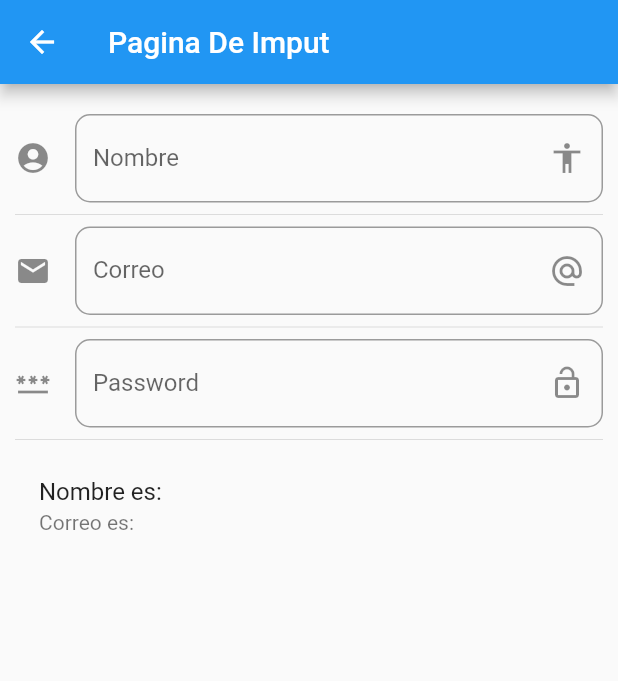
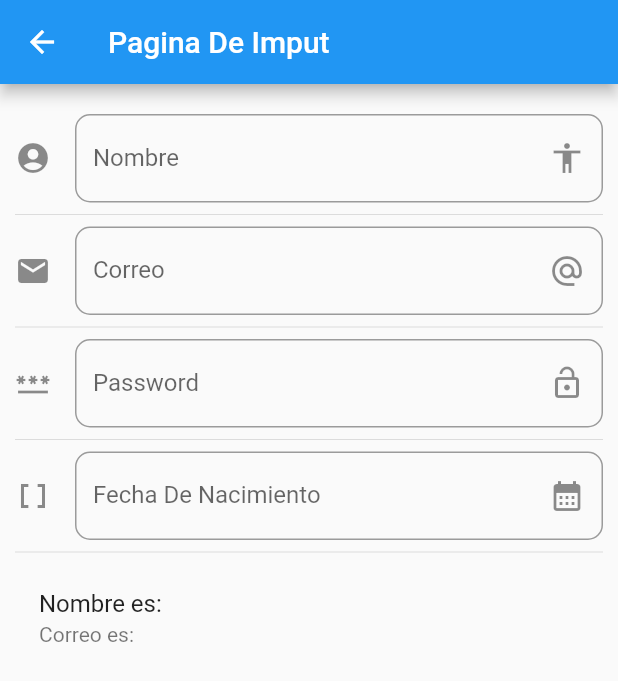
Before and after one commit to Flores45/Flutter, a Flutter app: the ImputPage screen opened by its route, on a phone screen of 412 x 824 dp. Shown: the top 681 px of the screen. Run offline on Flutter 3.47's test engine with Material 2 defaults, Android fonts, the phone set to English and light mode, and no system bars.

Commit message:
DatePicker

```diff
--- a/lib/src/pages/imput_page.dart
+++ b/lib/src/pages/imput_page.dart
@@ -13,6 +13,10 @@ class _ImputPageState extends State<ImputPage> {
   String _Nombre ='';
   String _Email= '';
   String _Password='';
+  String _fecha ='';
+
+  TextEditingController _inputfieldDateController = new TextEditingController();
+
 
 
   @override
@@ -29,6 +33,8 @@ class _ImputPageState extends State<ImputPage> {
           _crearEmail(),
           Divider(),
             _crearPassword(),
+                   Divider(),
+                   _crearFecha(context),
                    Divider(),
              _crearPersona(),
 
@@ -73,9 +79,7 @@ class _ImputPageState extends State<ImputPage> {
     title: Text('Nombre es: $_Nombre'),
     subtitle: Text('Correo es: $_Password'),
 
-
   );
-
 
  }
 
@@ -131,6 +135,45 @@ class _ImputPageState extends State<ImputPage> {
   );
   }
 
+  Widget _crearFecha(BuildContext context) {
+    return TextField(
+   enableInteractiveSelection: false,
+   controller: _inputfieldDateController,
+    decoration: InputDecoration(
+      border:OutlineInputBorder(
+        borderRadius: BorderRadius.circular(10)
+      ) ,
+
+      hintText: "Fecha De Nacimiento",
+      labelText: "Fecha De Nacimiento",
+      //helperText: "Ayuda",
+      suffixIcon: Icon(Icons.calendar_month),
+      icon: Icon(Icons.data_array)
+
+    ),
+      onTap: (() {
+        FocusScope.of(context).requestFocus(new FocusNode());
+        _selectDate(context);
+      }),
+  );
+
+  }
+
+   _selectDate(BuildContext context) async {
+    DateTime picked  = await showDatePicker(
+      context: context,
+      initialDate: new DateTime.now(),
+      firstDate: new DateTime(2014),
+      lastDate: new DateTime(2025),
+    );
+    if(picked != null){
+      setState(() {
+        _fecha = picked.toString();
+        _inputfieldDateController.text=_fecha;
+      });
+    }
+  }
+
 
 
 
```
